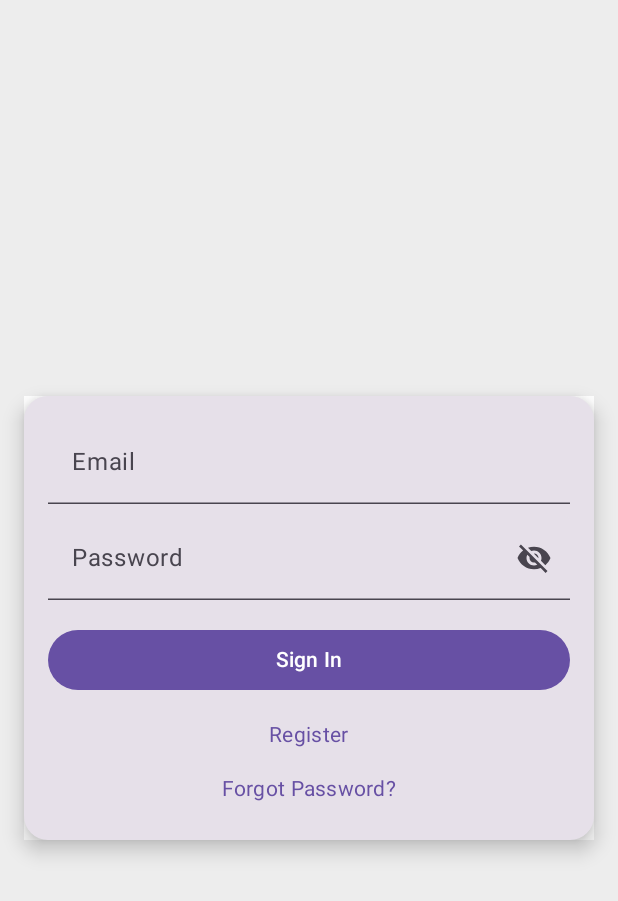
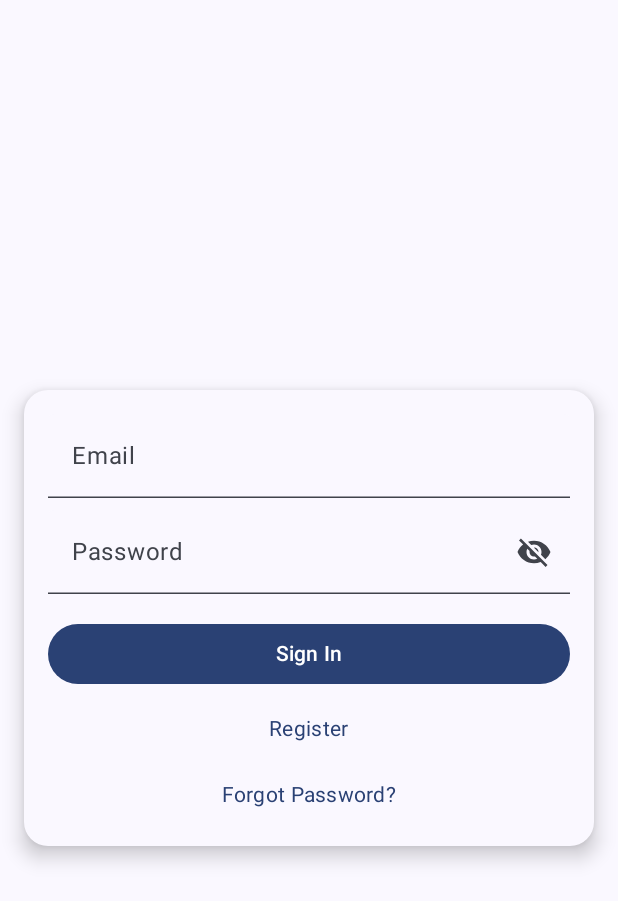
Before and after one commit to Lana-Pavlova/Slngify_kp, an Android app built with Jetpack Compose: the @Preview function SignInScreenPreview, on a phone screen of 412 x 824 dp. Shown: the top 901 px of the screen. Run offline under Robolectric (Android 15) with nearby library versions, the phone set to English and light mode, and no system bars.

```diff
--- a/app/src/main/java/com/example/slngify_kp/MainActivity.kt
+++ b/app/src/main/java/com/example/slngify_kp/MainActivity.kt
@@ -1,110 +1,63 @@
 package com.example.slngify_kp
 
-import androidx.compose.foundation.background
-import androidx.compose.foundation.clickable
-import androidx.compose.foundation.layout.*
-import androidx.compose.foundation.shape.RoundedCornerShape
-import androidx.compose.material3.*
-import androidx.compose.runtime.*
-import androidx.compose.ui.Alignment
-import androidx.compose.ui.Modifier
-import androidx.compose.ui.graphics.Color
-import androidx.compose.ui.text.input.PasswordVisualTransformation
-import androidx.compose.ui.text.input.VisualTransformation
-import androidx.compose.ui.tooling.preview.Preview
-import androidx.compose.ui.unit.dp
-import androidx.compose.material.icons.Icons
-import androidx.compose.material.icons.filled.Visibility
-import androidx.compose.material.icons.filled.VisibilityOff
+import android.os.Bundle
+import androidx.activity.ComponentActivity
+import androidx.activity.compose.setContent
+import androidx.compose.runtime.Composable
+import androidx.compose.runtime.getValue
+import androidx.compose.runtime.mutableStateOf
+import androidx.compose.runtime.remember
+import androidx.compose.runtime.setValue
+import com.example.slngify_kp.screens.RegisterScreen
+import com.example.slngify_kp.screens.SignInScreen
 
-@Composable
-fun SignInScreen(
-    onSignInClick: (String, String) -> Unit,
-    onRegisterClick: () -> Unit,
-    onForgotPasswordClick: () -> Unit
-) {
-    var email by remember { mutableStateOf("") }
-    var password by remember { mutableStateOf("") }
-    var passwordVisible by remember { mutableStateOf(false) }
-
-    Surface(
-        modifier = Modifier.fillMaxSize(),
-        color = Color(0xFFEDEDED) // Легкий серый фон
-    ) {
-        Box(
-            modifier = Modifier.fillMaxSize(),
-            contentAlignment = Alignment.Center
-        ) {
-            Card(
-                elevation = CardDefaults.cardElevation(defaultElevation = 8.dp),
-                shape = RoundedCornerShape(16.dp),
-                modifier = Modifier
-                    .padding(16.dp)
-                    .background(Color.White)
-            ) {
-                Column(
-                    modifier = Modifier
-                        .fillMaxWidth()
-                        .padding(16.dp),
-                    horizontalAlignment = Alignment.CenterHorizontally
-                ) {
-                    TextField(
-                        value = email,
-                        onValueChange = { email = it },
-                        label = { Text("Email") },
-                        modifier = Modifier.fillMaxWidth()
-                    )
-                    Spacer(modifier = Modifier.height(8.dp))
-                    TextField(
-                        value = password,
-                        onValueChange = { password = it },
-                        label = { Text("Password") },
-                        visualTransformation = if (passwordVisible) VisualTransformation.None else PasswordVisualTransformation(),
-                        trailingIcon = {
-                            val image = if (passwordVisible) Icons.Filled.Visibility else Icons.Filled.VisibilityOff
-
-                            IconButton(onClick = { passwordVisible = !passwordVisible }) {
-                                Icon(imageVector = image, contentDescription = null)
-                            }
-                        },
-                        modifier = Modifier.fillMaxWidth()
-                    )
-                    Spacer(modifier = Modifier.height(16.dp))
-                    Button(
-                        onClick = { onSignInClick(email, password) },
-                        modifier = Modifier.fillMaxWidth()
-                    ) {
-                        Text("Sign In")
-                    }
-                    Spacer(modifier = Modifier.height(8.dp))
-                    Text(
-                        text = "Register",
-                        modifier = Modifier
-                            .clickable(onClick = onRegisterClick)
-                            .padding(vertical = 8.dp),
-                        style = MaterialTheme.typography.bodyMedium,
-                        color = MaterialTheme.colorScheme.primary
-                    )
-                    Text(
-                            text = "Forgot Password?",
-                    modifier = Modifier
-                        .clickable(onClick = onForgotPasswordClick)
-                        .padding(vertical = 8.dp),
-                    style = MaterialTheme.typography.bodyMedium,
-                    color = MaterialTheme.colorScheme.primary
-                    )
-                }
-            }
+class MainActivity : ComponentActivity() {
+    override fun onCreate(savedInstanceState: Bundle?) {
+        super.onCreate(savedInstanceState)
+        setContent {
+            MyApp()
         }
     }
 }
 
-@Preview(showBackground = true)
 @Composable
-fun SignInScreenPreview() {
-    SignInScreen(
-        onSignInClick = { _, _ -> },
-        onRegisterClick = {},
-        onForgotPasswordClick = {}
-    )
+fun MyApp() {
+    var currentScreen by remember { mutableStateOf<Screen>(Screen.SignIn) }
+    var emailFromRegistration by remember { mutableStateOf("") }
+
+    when (currentScreen) {
+        is Screen.SignIn -> {
+            SignInScreen(
+                onSignInClick = { email, password ->
+                    // Handle sign-in logic, e.g., authenticate user
+                },
+                onRegisterClick = { initialEmail ->
+                    emailFromRegistration = initialEmail
+                    currentScreen = Screen.Register
+                },
+                onForgotPasswordClick = {
+                    // Handle forgot password logic
+                }
+            )
+        }
+
+        is Screen.Register -> {
+            RegisterScreen(
+                initialEmail = emailFromRegistration,
+                onRegister = { email, password ->
+                    // Handle successful registration
+                    emailFromRegistration = email
+                    currentScreen = Screen.SignIn
+                },
+                onBackClick = {
+                    currentScreen = Screen.SignIn
+                }
+            )
+        }
+    }
 }
+
+sealed class Screen {
+    object SignIn : Screen()
+    object Register : Screen()
+}
--- /dev/null
+++ b/app/src/main/java/com/example/slngify_kp/screens/SignInScreen.kt
@@ -0,0 +1,237 @@
+package com.example.slngify_kp.screens
+
+import androidx.compose.foundation.clickable
+import androidx.compose.foundation.layout.Box
+import androidx.compose.foundation.layout.Column
+import androidx.compose.foundation.layout.Spacer
+import androidx.compose.foundation.layout.fillMaxSize
+import androidx.compose.foundation.layout.fillMaxWidth
+import androidx.compose.foundation.layout.height
+import androidx.compose.foundation.layout.padding
+import androidx.compose.foundation.shape.RoundedCornerShape
+import androidx.compose.material.icons.Icons
+import androidx.compose.material.icons.filled.Visibility
+import androidx.compose.material.icons.filled.VisibilityOff
+import androidx.compose.material3.Button
+import androidx.compose.material3.ButtonDefaults
+import androidx.compose.material3.Card
+import androidx.compose.material3.CardDefaults
+import androidx.compose.material3.ExperimentalMaterial3Api
+import androidx.compose.material3.Icon
+import androidx.compose.material3.IconButton
+import androidx.compose.material3.MaterialTheme
+import androidx.compose.material3.Surface
+import androidx.compose.material3.Text
+import androidx.compose.material3.TextField
+import androidx.compose.material3.TextFieldDefaults
+import androidx.compose.runtime.Composable
+import androidx.compose.runtime.getValue
+import androidx.compose.runtime.mutableStateOf
+import androidx.compose.runtime.remember
+import androidx.compose.runtime.setValue
+import androidx.compose.ui.Alignment
+import androidx.compose.ui.Modifier
+import androidx.compose.ui.text.input.PasswordVisualTransformation
+import androidx.compose.ui.text.input.VisualTransformation
+import androidx.compose.ui.tooling.preview.Preview
+import androidx.compose.ui.unit.dp
+import com.example.slngify_kp.ui.theme.Slngify_kp
+
+
+@OptIn(ExperimentalMaterial3Api::class)
+@Composable
+fun SignInScreen(
+    onSignInClick: (String, String) -> Unit,
+    onRegisterClick: (String) -> Unit,
+    onForgotPasswordClick: () -> Unit
+) {
+    var email by remember { mutableStateOf("") }
+    var password by remember { mutableStateOf("") }
+    var passwordVisible by remember { mutableStateOf(false) }
+
+    Surface(
+        modifier = Modifier.fillMaxSize(),
+        color = MaterialTheme.colorScheme.background
+    ) {
+        Box(
+            modifier = Modifier.fillMaxSize(),
+            contentAlignment = Alignment.Center
+        ) {
+            Card(
+                elevation = CardDefaults.cardElevation(defaultElevation = 8.dp),
+                shape = RoundedCornerShape(16.dp),
+                modifier = Modifier.padding(16.dp),
+                colors = CardDefaults.cardColors(
+                    containerColor = MaterialTheme.colorScheme.surface
+                )
+            ) {
+                Column(
+                    modifier = Modifier
+                        .fillMaxWidth()
+                        .padding(16.dp),
+                    horizontalAlignment = Alignment.CenterHorizontally
+                ) {
+                    TextField(
+                        value = email,
+                        onValueChange = { email = it },
+                        label = { Text("Email") },
+                        modifier = Modifier.fillMaxWidth(),
+                        colors = TextFieldDefaults.textFieldColors(
+                            containerColor = MaterialTheme.colorScheme.surface,
+                            focusedIndicatorColor = MaterialTheme.colorScheme.primary,
+                            unfocusedIndicatorColor = MaterialTheme.colorScheme.onSurfaceVariant,
+                            focusedLabelColor = MaterialTheme.colorScheme.primary,
+                            unfocusedLabelColor = MaterialTheme.colorScheme.onSurfaceVariant,
+                            cursorColor = MaterialTheme.colorScheme.primary
+                        )
+                    )
+                    Spacer(modifier = Modifier.height(8.dp))
+                    TextField(
+                        value = password,
+                        onValueChange = { password = it },
+                        label = { Text("Password") },
+                        visualTransformation = if (passwordVisible) VisualTransformation.None else PasswordVisualTransformation(),
+                        trailingIcon = {
+                            val image = if (passwordVisible) Icons.Filled.Visibility else Icons.Filled.VisibilityOff
+                            IconButton(onClick = { passwordVisible = !passwordVisible }) {
+                                Icon(imageVector = image, contentDescription = null)
+                            }
+                        },
+                        modifier = Modifier.fillMaxWidth(),
+                        colors = TextFieldDefaults.textFieldColors(
+                            containerColor = MaterialTheme.colorScheme.surface,
+                            focusedIndicatorColor = MaterialTheme.colorScheme.primary,
+                            unfocusedIndicatorColor = MaterialTheme.colorScheme.onSurfaceVariant,
+                            focusedLabelColor = MaterialTheme.colorScheme.primary,
+                            unfocusedLabelColor = MaterialTheme.colorScheme.onSurfaceVariant,
+                            cursorColor = MaterialTheme.colorScheme.primary
+                        )
+                    )
+                    Spacer(modifier = Modifier.height(16.dp))
+                            Button(
+                            onClick = { onSignInClick(email, password) },
+                        modifier = Modifier.fillMaxWidth(),
+                        colors = ButtonDefaults.buttonColors(
+                            containerColor = MaterialTheme.colorScheme.primary,
+                            contentColor = MaterialTheme.colorScheme.onPrimary
+                        )
+                    ) {
+                        Text("Sign In")
+                    }
+                    Spacer(modifier = Modifier.height(8.dp))
+                    Text(
+                        text = "Register",
+                        modifier = Modifier
+                            .clickable(onClick = { onRegisterClick(email) })
+                            .padding(vertical = 8.dp),
+                        style = MaterialTheme.typography.bodyMedium,
+                        color = MaterialTheme.colorScheme.primary
+                    )
+                    Spacer(modifier = Modifier.height(8.dp))
+                    Text(
+                        text = "Forgot Password?",
+                        modifier = Modifier
+                            .clickable(onClick = onForgotPasswordClick)
+                            .padding(vertical = 8.dp),
+                        style = MaterialTheme.typography.bodyMedium,
+                        color = MaterialTheme.colorScheme.primary
+                    )
+                }
+            }
+        }
+    }
+}
+
+//@Composable
+//fun SignInScreen(
+//    onSignInClick: (String, String) -> Unit,
+//    onRegisterClick: () -> Unit,
+//    onForgotPasswordClick: () -> Unit
+//) {
+//    var email by remember { mutableStateOf("") }
+//    var password by remember { mutableStateOf("") }
+//    var passwordVisible by remember { mutableStateOf(false) }
+//
+//    Surface(
+//        modifier = Modifier.fillMaxSize(),
+//        color = Color(0xFFEDEDED) // Легкий серый фон
+//    ) {
+//        Box(
+//            modifier = Modifier.fillMaxSize(),
+//            contentAlignment = Alignment.Center
+//        ) {
+//            Card(
+//                elevation = CardDefaults.cardElevation(defaultElevation = 8.dp),
+//                shape = RoundedCornerShape(16.dp),
+//                modifier = Modifier
+//                    .padding(16.dp)
+//                    .background(Color.White)
+//            ) {
+//                Column(
+//                    modifier = Modifier
+//                        .fillMaxWidth()
+//                        .padding(16.dp),
+//                    horizontalAlignment = Alignment.CenterHorizontally
+//                ) {
+//                    TextField(
+//                        value = email,
+//                        onValueChange = { email = it },
+//                        label = { Text("Email") },
+//                        modifier = Modifier.fillMaxWidth()
+//                    )
+//                    Spacer(modifier = Modifier.height(8.dp))
+//                    TextField(
+//                        value = password,
+//                        onValueChange = { password = it },
+//                        label = { Text("Password") },
+//                        visualTransformation = if (passwordVisible) VisualTransformation.None else PasswordVisualTransformation(),
+//                        trailingIcon = {
+//                            val image = if (passwordVisible) Icons.Filled.Visibility else Icons.Filled.VisibilityOff
+//
+//                            IconButton(onClick = { passwordVisible = !passwordVisible }) {
+//                                Icon(imageVector = image, contentDescription = null)
+//                            }
+//                        },
+//                        modifier = Modifier.fillMaxWidth()
+//                    )
+//                    Spacer(modifier = Modifier.height(16.dp))
+//                    Button(
+//                        onClick = { onSignInClick(email, password) },
+//                        modifier = Modifier.fillMaxWidth()
+//                    ) {
+//                        Text("Sign In")
+//                    }
+//                    Spacer(modifier = Modifier.height(8.dp))
+//                    Text(
+//                        text = "Register",
+//                        modifier = Modifier
+//                            .clickable(onClick = onRegisterClick)
+//                            .padding(vertical = 8.dp),
+//                        style = MaterialTheme.typography.bodyMedium,
+//                        color = MaterialTheme.colorScheme.primary
+//                    )
+//                    Text(
+//                        text = "Forgot Password?",
+//                        modifier = Modifier
+//                            .clickable(onClick = onForgotPasswordClick)
+//                            .padding(vertical = 8.dp),
+//                        style = MaterialTheme.typography.bodyMedium,
+//                        color = MaterialTheme.colorScheme.primary
+//                    )
+//                }
+//            }
+//        }
+//    }
+//}
+//
+@Preview(showBackground = true)
+@Composable
+fun SignInScreenPreview() {
+    Slngify_kp {
+        SignInScreen(
+            onSignInClick = { _, _ -> },
+            onRegisterClick = {},
+            onForgotPasswordClick = {}
+        )
+    }
+}
--- a/app/src/main/java/com/example/slngify_kp/ui/theme/Theme.kt
+++ b/app/src/main/java/com/example/slngify_kp/ui/theme/Theme.kt
@@ -10,6 +10,7 @@ import androidx.compose.runtime.Composable
 import androidx.compose.runtime.Immutable
 import androidx.compose.ui.graphics.Color
 import androidx.compose.ui.platform.LocalContext
+
 
 @Immutable
 data class ExtendedColorScheme(
@@ -385,7 +386,7 @@ val unspecified_scheme = ColorFamily(
 )
 
 @Composable
-fun AppTheme(
+fun Slngify_kp(
     darkTheme: Boolean = isSystemInDarkTheme(),
     // Dynamic color is available on Android 12+
     dynamicColor: Boolean = true,
```
Also changed, not shown: app/src/main/AndroidManifest.xml (+6 -7 lines), app/src/main/java/com/example/slngify_kp/SplashActivity.kt (added, +72 -0 lines), app/src/main/java/com/example/slngify_kp/screens/HomePage.kt (added, +95 -0 lines), app/src/main/java/com/example/slngify_kp/screens/RegisterScreen.kt (added, +120 -0 lines), app/src/main/res/drawable/dictionary.png (added), app/src/main/res/drawable/goose.jpg (added), app/src/main/res/drawable/lessons.png (added), app/src/main/res/drawable/practice.png (added), app/src/main/res/drawable/profile.png (added).
